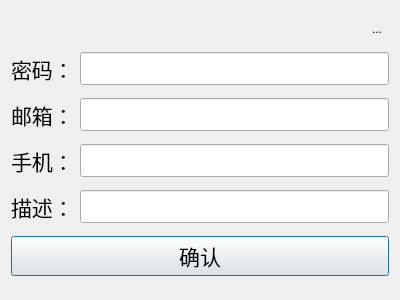
Qt form admininfo.ui (GUANJIAA/IMCPP-Client) before a commit.
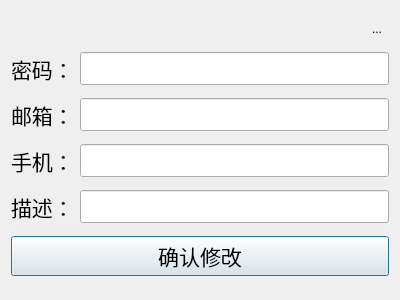
The same form after that commit. Icons and pictures are not drawn.

What changed in the file:
```diff
--- a/admininfo.ui
+++ b/admininfo.ui
@@ -187,7 +187,7 @@
       </font>
      </property>
      <property name="text">
-      <string>确认</string>
+      <string>确认修改</string>
      </property>
     </widget>
    </item>
```
